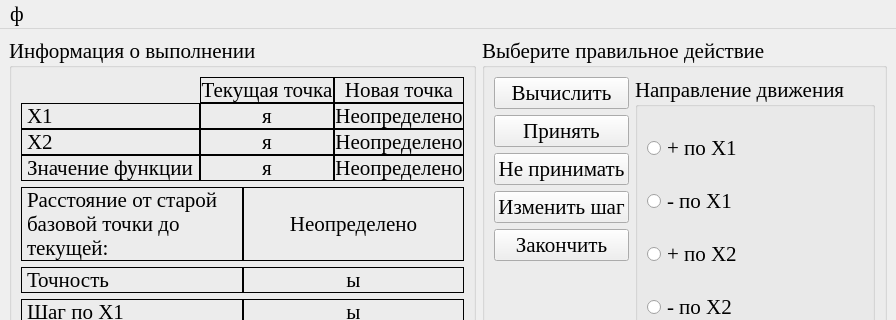
Eliminationzx/optimizationmethods, file optimizationmethods/ui/CWdescent_fixwindow.ui: the form before one commit; both pictures show x 0 to 896 and y 0 to 320 of the 896 by 574 pixel window.
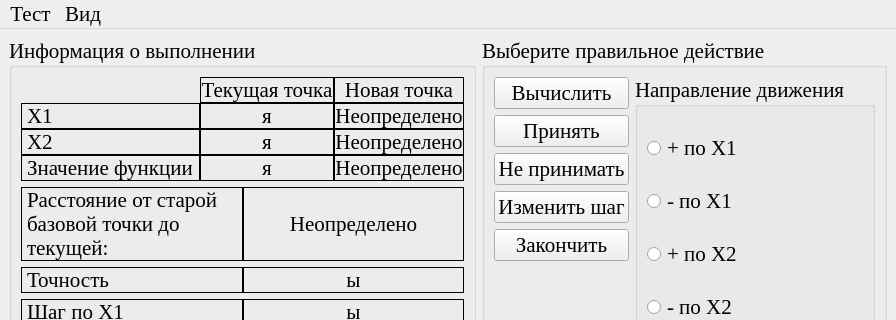
The form after the commit. Icons and pictures are not drawn.

Commit message: Добавил в CWdescentWinImpl выбор шрифта.

The edit to the form file:
```diff
--- a/optimizationmethods/ui/CWdescent_fixwindow.ui
+++ b/optimizationmethods/ui/CWdescent_fixwindow.ui
@@ -496,15 +496,22 @@
      <height>30</height>
     </rect>
    </property>
-   <widget class="QMenu" name="menu">
+   <widget class="QMenu" name="testo_menu">
     <property name="title">
-     <string>ф</string>
+     <string>Тест</string>
     </property>
     <addaction name="recomenci_acn"/>
     <addaction name="separator"/>
     <addaction name="action_2"/>
    </widget>
-   <addaction name="menu"/>
+   <widget class="QMenu" name="view_menu">
+    <property name="title">
+     <string>Вид</string>
+    </property>
+    <addaction name="difiniFonto_act"/>
+   </widget>
+   <addaction name="testo_menu"/>
+   <addaction name="view_menu"/>
   </widget>
   <widget class="QStatusBar" name="statusbar"/>
   <action name="recomenci_acn">
```
Left out of the diff: 5 changed lines with no effect on the pictures. The commit also changes 3 other files.
